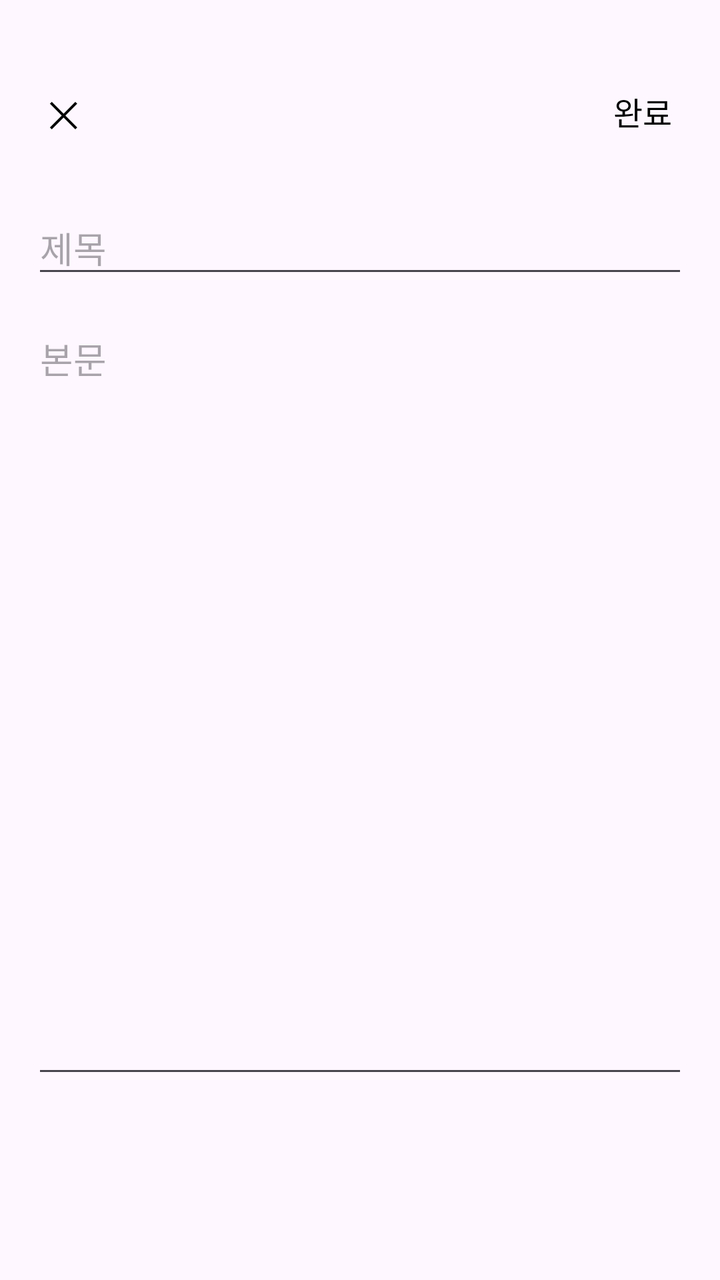
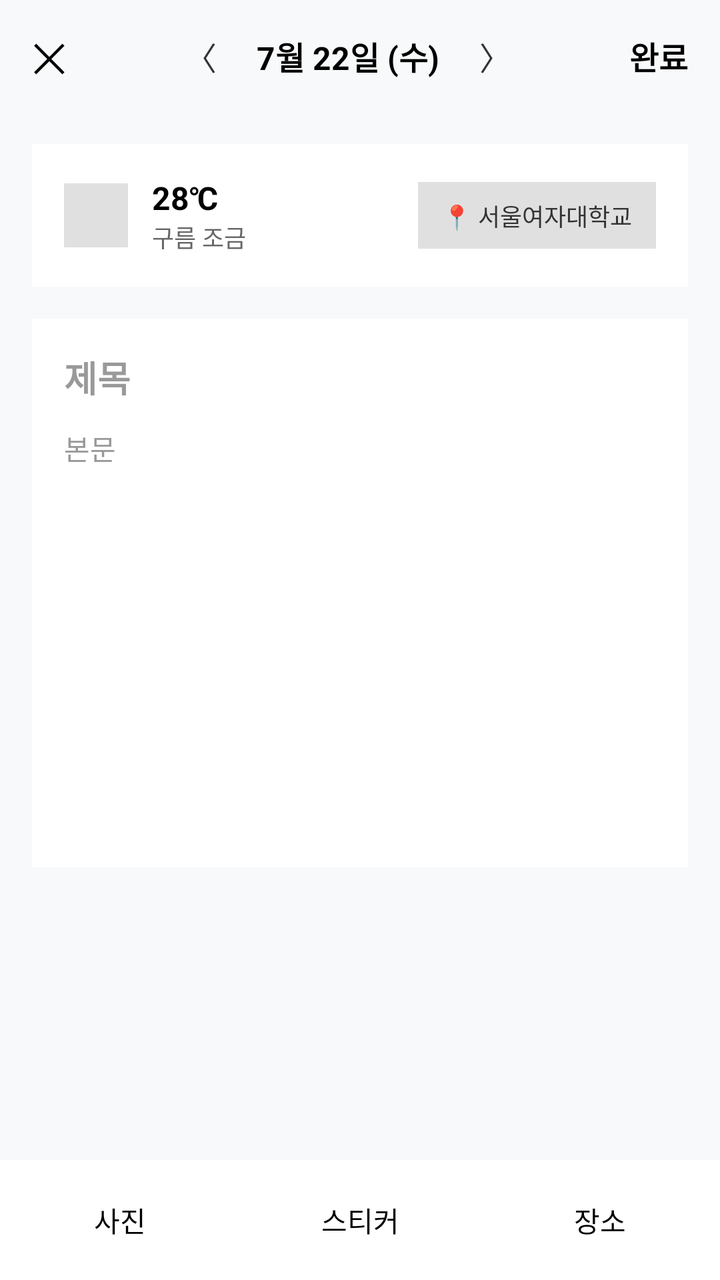

Before-and-after screenshots of an Android layout around one commit, followed by the original layout XML and the change that was made.
<!-- AndroidManifest.xml: application theme Theme.DiaryApp -->
<!-- res/layout/activity_write.xml -->
<?xml version="1.0" encoding="utf-8"?>
<androidx.constraintlayout.widget.ConstraintLayout xmlns:android="http://schemas.android.com/apk/res/android"
    xmlns:app="http://schemas.android.com/apk/res-auto"
    xmlns:tools="http://schemas.android.com/tools"
    android:id="@+id/main"
    android:layout_width="match_parent"
    android:layout_height="match_parent"
    android:padding="16dp"
    tools:context=".WriteActivity">

    
    <TextView
        android:id="@+id/btnClose"
        android:layout_width="wrap_content"
        android:layout_height="wrap_content"
        android:layout_marginTop="20dp"
        android:clickable="true"
        android:focusable="true"
        android:padding="8dp"
        android:text="✕"
        android:textColor="#000000"
        android:textSize="18sp"
        app:layout_constraintStart_toStartOf="parent"
        app:layout_constraintTop_toTopOf="parent" />

    
    <TextView
        android:id="@+id/btnDone"
        android:layout_width="wrap_content"
        android:layout_height="wrap_content"
        android:layout_marginTop="20dp"
        android:clickable="true"
        android:focusable="true"
        android:padding="8dp"
        android:text="완료"
        android:textColor="#000000"
        android:textSize="16sp"
        app:layout_constraintEnd_toEndOf="parent"
        app:layout_constraintTop_toTopOf="parent" />

    
    <EditText
        android:id="@+id/etTitle"
        android:layout_width="0dp"
        android:layout_height="wrap_content"
        android:layout_marginTop="24dp"
        android:hint="제목"
        app:layout_constraintTop_toBottomOf="@id/btnClose"
        app:layout_constraintStart_toStartOf="parent"
        app:layout_constraintEnd_toEndOf="parent" />

    
    <EditText
        android:id="@+id/etContent"
        android:layout_width="0dp"
        android:layout_height="0dp"
        android:layout_marginTop="12dp"
        android:layout_marginBottom="80dp"
        android:gravity="top"
        android:hint="본문"
        android:inputType="textMultiLine"
        android:scrollbars="vertical"
        app:layout_constraintTop_toBottomOf="@id/etTitle"
        app:layout_constraintBottom_toBottomOf="parent"
        app:layout_constraintStart_toStartOf="parent"
        app:layout_constraintEnd_toEndOf="parent" />

</androidx.constraintlayout.widget.ConstraintLayout>
<!-- resources referenced by this layout -->
<resources>
  <style name="Theme.DiaryApp" parent="Base.Theme.DiaryApp" />
  <style name="Base.Theme.DiaryApp" parent="Theme.Material3.DayNight.NoActionBar">
          
          
      </style>
</resources>

<!-- the commit's change to res/layout/activity_write.xml (unified diff, before → after) -->
@@ -1,68 +1,230 @@
 <?xml version="1.0" encoding="utf-8"?>
-<androidx.constraintlayout.widget.ConstraintLayout xmlns:android="http://schemas.android.com/apk/res/android"
-    xmlns:app="http://schemas.android.com/apk/res-auto"
-    xmlns:tools="http://schemas.android.com/tools"
-    android:id="@+id/main"
+<LinearLayout xmlns:android="http://schemas.android.com/apk/res/android"
     android:layout_width="match_parent"
     android:layout_height="match_parent"
-    android:padding="16dp"
-    tools:context=".WriteActivity">
+    android:background="#F8F9FA"
+    android:orientation="vertical">
 
     
-    <TextView
-        android:id="@+id/btnClose"
-        android:layout_width="wrap_content"
-        android:layout_height="wrap_content"
-        android:layout_marginTop="20dp"
-        android:clickable="true"
-        android:focusable="true"
-        android:padding="8dp"
-        android:text="✕"
-        android:textColor="#000000"
-        android:textSize="18sp"
-        app:layout_constraintStart_toStartOf="parent"
-        app:layout_constraintTop_toTopOf="parent" />
+    <LinearLayout
+        android:layout_width="match_parent"
+        android:layout_height="56dp"
+        android:gravity="center_vertical"
+        android:orientation="horizontal"
+        android:paddingHorizontal="16dp">
+
+        <TextView
+            android:id="@+id/btnClose"
+            android:layout_width="wrap_content"
+            android:layout_height="wrap_content"
+            android:text="✕"
+            android:textSize="20sp"
+            android:textColor="#000000" />
+
+        <LinearLayout
+            android:layout_width="0dp"
+            android:layout_height="wrap_content"
+            android:layout_weight="1"
+            android:gravity="center"
+            android:orientation="horizontal">
+
+            <TextView
+                android:id="@+id/btnPrevDate"
+                android:layout_width="wrap_content"
+                android:layout_height="wrap_content"
+                android:padding="8dp"
+                android:text="〈"
+                android:textSize="16sp"
+                android:textColor="#333333" />
+
+            <TextView
+                android:id="@+id/tvDateTitle"
+                android:layout_width="wrap_content"
+                android:layout_height="wrap_content"
+                android:paddingHorizontal="12dp"
+                android:text="7월 22일 (수)"
+                android:textSize="16sp"
+                android:textStyle="bold"
+                android:textColor="#000000" />
+
+            <TextView
+                android:id="@+id/btnNextDate"
+                android:layout_width="wrap_content"
+                android:layout_height="wrap_content"
+                android:padding="8dp"
+                android:text="〉"
+                android:textSize="16sp"
+                android:textColor="#333333" />
+        </LinearLayout>
+
+        <TextView
+            android:id="@+id/btnDone"
+            android:layout_width="wrap_content"
+            android:layout_height="wrap_content"
+            android:text="완료"
+            android:textSize="16sp"
+            android:textStyle="bold"
+            android:textColor="#000000" />
+    </LinearLayout>
+
+    <ScrollView
+        android:layout_width="match_parent"
+        android:layout_height="0dp"
+        android:layout_weight="1"
+        android:padding="16dp">
+
+        <LinearLayout
+            android:layout_width="match_parent"
+            android:layout_height="wrap_content"
+            android:orientation="vertical">
+
+            
+            <LinearLayout
+                android:layout_width="match_parent"
+                android:layout_height="wrap_content"
+                android:layout_marginBottom="16dp"
+                android:background="#FFFFFF"
+                android:gravity="center_vertical"
+                android:orientation="horizontal"
+                android:padding="16dp">
+
+                <LinearLayout
+                    android:layout_width="0dp"
+                    android:layout_height="wrap_content"
+                    android:layout_weight="1"
+                    android:orientation="horizontal"
+                    android:gravity="center_vertical">
+
+                    <ImageView
+                        android:layout_width="32dp"
+                        android:layout_height="32dp"
+                        android:layout_marginEnd="12dp"
+                        android:background="#E0E0E0" />
+
+                    <LinearLayout
+                        android:layout_width="wrap_content"
+                        android:layout_height="wrap_content"
+                        android:orientation="vertical">
+
+                        <TextView
+                            android:layout_width="wrap_content"
+                            android:layout_height="wrap_content"
+                            android:text="28℃"
+                            android:textSize="16sp"
+                            android:textStyle="bold"
+                            android:textColor="#000000" />
+
+                        <TextView
+                            android:layout_width="wrap_content"
+                            android:layout_height="wrap_content"
+                            android:text="구름 조금"
+                            android:textSize="12sp"
+                            android:textColor="#666666" />
+                    </LinearLayout>
+                </LinearLayout>
+
+                <TextView
+                    android:layout_width="wrap_content"
+                    android:layout_height="wrap_content"
+                    android:background="#E0E0E0"
+                    android:paddingHorizontal="12dp"
+                    android:paddingVertical="8dp"
+                    android:text="📍 서울여자대학교"
+                    android:textSize="12sp"
+                    android:textColor="#333333" />
+            </LinearLayout>
+
+            
+            <LinearLayout
+                android:layout_width="match_parent"
+                android:layout_height="wrap_content"
+                android:background="#FFFFFF"
+                android:orientation="vertical"
+                android:padding="16dp">
+
+                <TextView
+                    android:id="@+id/tvSelectedSticker"
+                    android:layout_width="wrap_content"
+                    android:layout_height="wrap_content"
+                    android:textSize="28sp"
+                    android:visibility="gone"
+                    android:layout_marginBottom="8dp" />
+
+                <EditText
+                    android:id="@+id/etTitle"
+                    android:layout_width="match_parent"
+                    android:layout_height="wrap_content"
+                    android:background="@null"
+                    android:hint="제목"
+                    android:textSize="18sp"
+                    android:textStyle="bold"
+                    android:textColorHint="#999999"
+                    android:paddingBottom="12dp" />
+
+                <EditText
+                    android:id="@+id/etContent"
+                    android:layout_width="match_parent"
+                    android:layout_height="180dp"
+                    android:background="@null"
+                    android:gravity="top"
+                    android:hint="본문"
+                    android:textSize="14sp"
+                    android:textColorHint="#999999"
+                    android:layout_marginBottom="24dp" />
+
+                
+                <HorizontalScrollView
+                    android:layout_width="match_parent"
+                    android:layout_height="wrap_content"
+                    android:scrollbars="none">
+
+                    <LinearLayout
+                        android:id="@+id/photoContainer"
+                        android:layout_width="wrap_content"
+                        android:layout_height="wrap_content"
+                        android:orientation="horizontal" />
+                </HorizontalScrollView>
+            </LinearLayout>
+        </LinearLayout>
+    </ScrollView>
 
     
-    <TextView
-        android:id="@+id/btnDone"
-        android:layout_width="wrap_content"
-        android:layout_height="wrap_content"
-        android:layout_marginTop="20dp"
-        android:clickable="true"
-        android:focusable="true"
-        android:padding="8dp"
-        android:text="완료"
-        android:textColor="#000000"
-        android:textSize="16sp"
-        app:layout_constraintEnd_toEndOf="parent"
-        app:layout_constraintTop_toTopOf="parent" />
-
-    
-    <EditText
-        android:id="@+id/etTitle"
-        android:layout_width="0dp"
-        android:layout_height="wrap_content"
-        android:layout_marginTop="24dp"
-        android:hint="제목"
-        app:layout_constraintTop_toBottomOf="@id/btnClose"
-        app:layout_constraintStart_toStartOf="parent"
-        app:layout_constraintEnd_toEndOf="parent" />
-
-    
-    <EditText
-        android:id="@+id/etContent"
-        android:layout_width="0dp"
-        android:layout_height="0dp"
-        android:layout_marginTop="12dp"
-        android:layout_marginBottom="80dp"
-        android:gravity="top"
-        android:hint="본문"
-        android:inputType="textMultiLine"
-        android:scrollbars="vertical"
-        app:layout_constraintTop_toBottomOf="@id/etTitle"
-        app:layout_constraintBottom_toBottomOf="parent"
-        app:layout_constraintStart_toStartOf="parent"
-        app:layout_constraintEnd_toEndOf="parent" />
-
-</androidx.constraintlayout.widget.ConstraintLayout>
+    <LinearLayout
+        android:layout_width="match_parent"
+        android:layout_height="60dp"
+        android:background="#FFFFFF"
+        android:gravity="center"
+        android:orientation="horizontal">
+
+        <TextView
+            android:id="@+id/btnAddPhoto"
+            android:layout_width="0dp"
+            android:layout_height="match_parent"
+            android:layout_weight="1"
+            android:gravity="center"
+            android:text="사진"
+            android:textSize="14sp"
+            android:textColor="#000000" />
+
+        <TextView
+            android:id="@+id/btnAddSticker"
+            android:layout_width="0dp"
+            android:layout_height="match_parent"
+            android:layout_weight="1"
+            android:gravity="center"
+            android:text="스티커"
+            android:textSize="14sp"
+            android:textColor="#000000" />
+
+        <TextView
+            android:id="@+id/btnLocation"
+            android:layout_width="0dp"
+            android:layout_height="match_parent"
+            android:layout_weight="1"
+            android:gravity="center"
+            android:text="장소"
+            android:textSize="14sp"
+            android:textColor="#000000" />
+    </LinearLayout>
+
+</LinearLayout>
